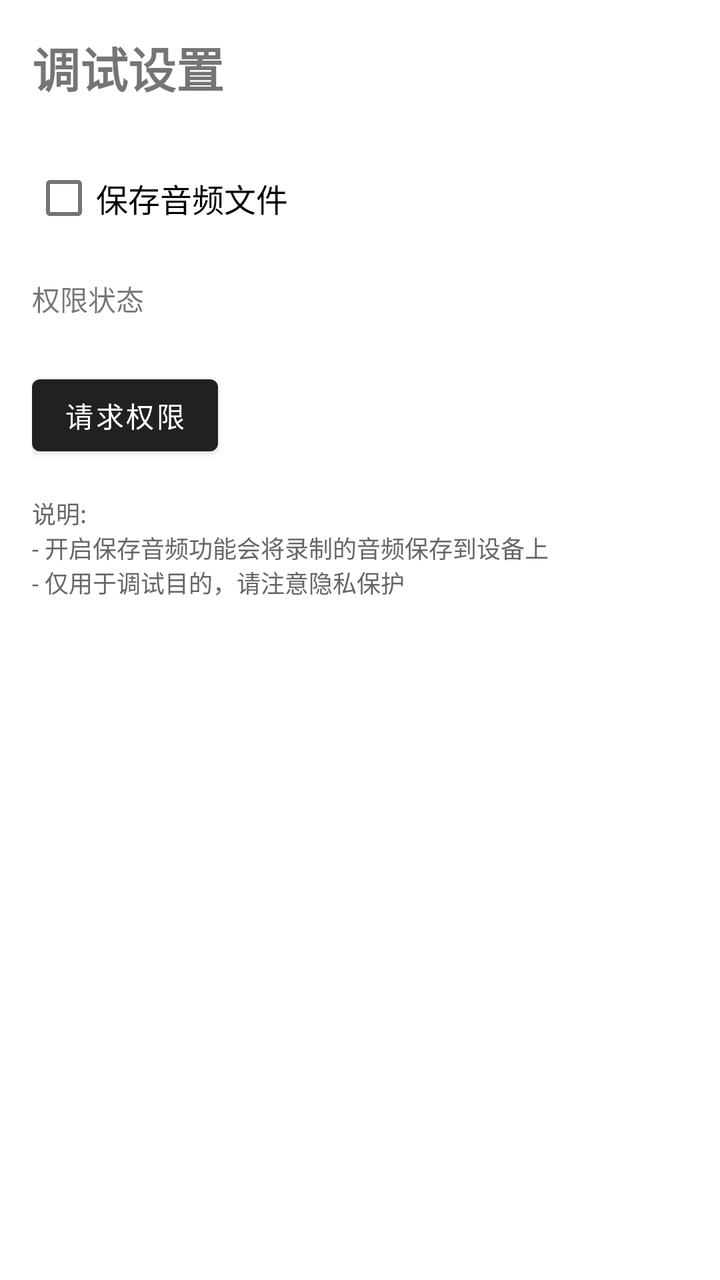
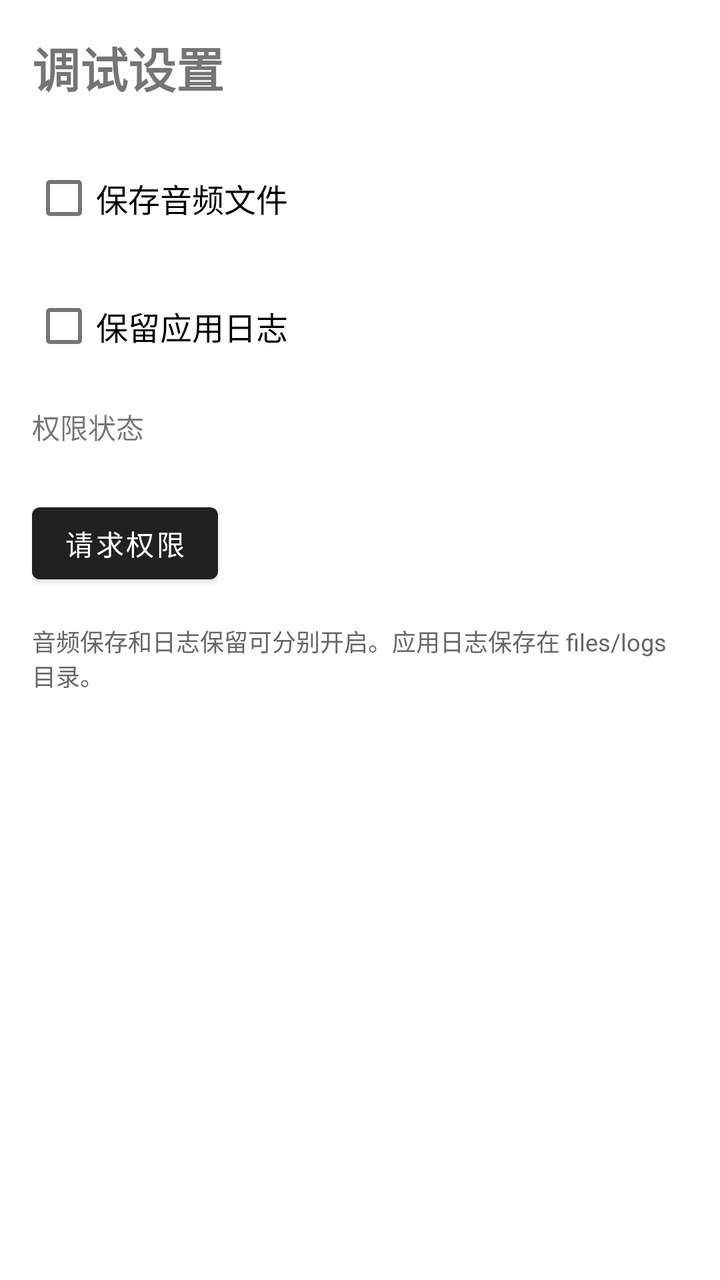

Screens rendered from an Android XML layout before and after an edit, with the pre-edit source and the edit as a unified diff.
<!-- AndroidManifest.xml: application theme Theme.DouyinAssistant -->
<!-- res/layout/activity_debug.xml -->
<?xml version="1.0" encoding="utf-8"?>
<LinearLayout xmlns:android="http://schemas.android.com/apk/res/android"
    android:layout_width="match_parent"
    android:layout_height="match_parent"
    android:orientation="vertical"
    android:padding="16dp">

    <TextView
        android:layout_width="wrap_content"
        android:layout_height="wrap_content"
        android:text="调试设置"
        android:textSize="24sp"
        android:textStyle="bold"
        android:layout_marginBottom="24dp"/>

    <CheckBox
        android:id="@+id/cb_save_audio"
        android:layout_width="wrap_content"
        android:layout_height="wrap_content"
        android:text="保存音频文件"
        android:textSize="16sp"
        android:layout_marginBottom="16dp"/>

    <TextView
        android:id="@+id/tv_permission_status"
        android:layout_width="wrap_content"
        android:layout_height="wrap_content"
        android:text="权限状态"
        android:textSize="14sp"
        android:layout_marginBottom="24dp"/>

    <Button
        android:id="@+id/btn_request_permission"
        android:layout_width="wrap_content"
        android:layout_height="wrap_content"
        android:text="请求权限"
        android:layout_marginBottom="16dp"/>

    <TextView
        android:layout_width="wrap_content"
        android:layout_height="wrap_content"
        android:text="说明:\n- 开启保存音频功能会将录制的音频保存到设备上\n- 仅用于调试目的，请注意隐私保护"
        android:textSize="12sp"
        android:textColor="#666666"/>

</LinearLayout>
<!-- resources referenced by this layout -->
<resources>
  <style name="Theme.DouyinAssistant" parent="Theme.MaterialComponents.DayNight.DarkActionBar" />
</resources>

<!-- the commit's change to res/layout/activity_debug.xml (unified diff, before → after) -->
@@ -21,6 +21,14 @@
         android:textSize="16sp"
         android:layout_marginBottom="16dp"/>
 
+    <CheckBox
+        android:id="@+id/cb_save_logs"
+        android:layout_width="wrap_content"
+        android:layout_height="wrap_content"
+        android:text="保留应用日志"
+        android:textSize="16sp"
+        android:layout_marginBottom="16dp"/>
+
     <TextView
         android:id="@+id/tv_permission_status"
         android:layout_width="wrap_content"
@@ -39,7 +47,7 @@
     <TextView
         android:layout_width="wrap_content"
         android:layout_height="wrap_content"
-        android:text="说明:\n- 开启保存音频功能会将录制的音频保存到设备上\n- 仅用于调试目的，请注意隐私保护"
+        android:text="音频保存和日志保留可分别开启。应用日志保存在 files/logs 目录。"
         android:textSize="12sp"
         android:textColor="#666666"/>
 
